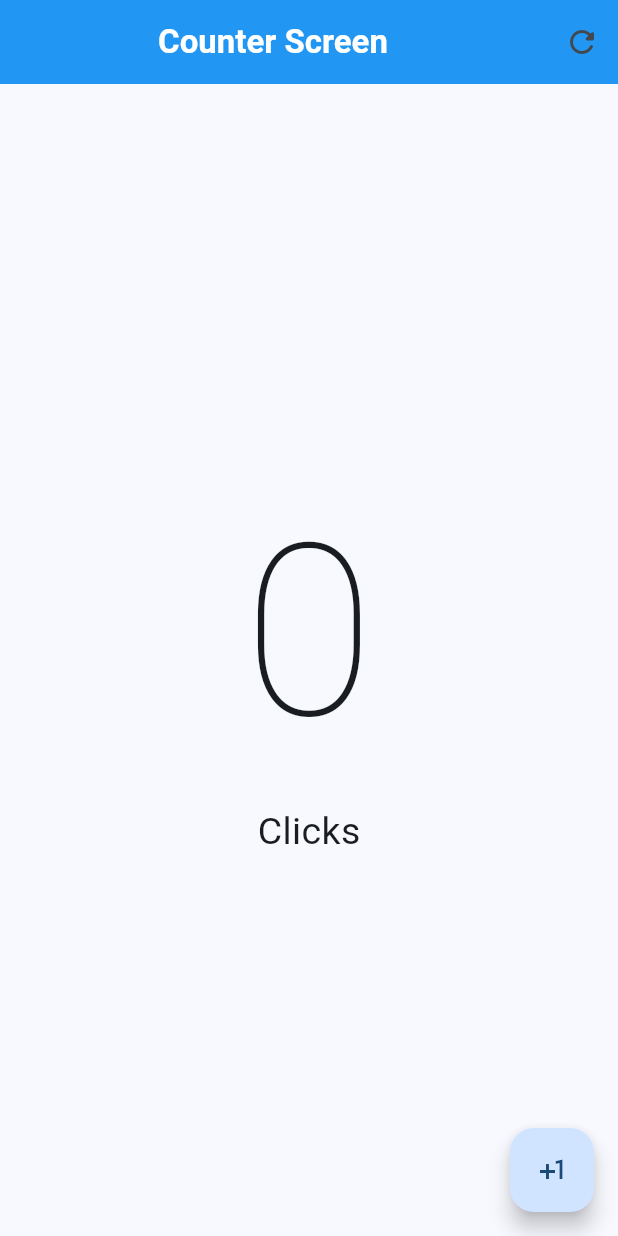
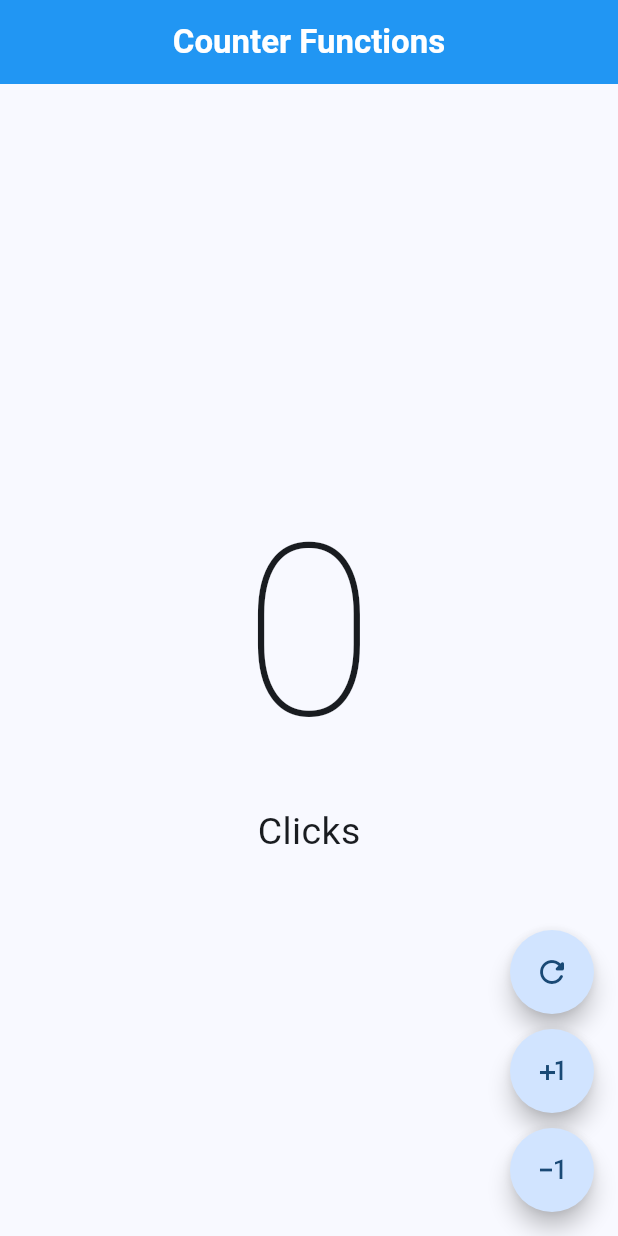
Before and after one commit to fernandoiosono/hello_world_flutter, a Flutter app: the screen it shows after launch, on a phone screen of 412 x 824 dp. Run offline on Flutter 3.47's test engine with Material 3 defaults, Android fonts, the phone set to English and light mode, and no system bars.

Commit message:
Custom Floating Button Widget Refactorization

```diff
--- a/lib/main.dart
+++ b/lib/main.dart
@@ -1,7 +1,7 @@
 import 'package:flutter/material.dart';
 // import 'package:hello_world_flutter/presentation/screens/hello_world_screen.dart';
-import 'package:hello_world_flutter/presentation/screens/counter/counter_screen.dart';
-// import 'package:hello_world_flutter/presentation/screens/counter/counter_functions_screen.dart';
+// import 'package:hello_world_flutter/presentation/screens/counter/counter_screen.dart';
+import 'package:hello_world_flutter/presentation/screens/counter/counter_functions_screen.dart';
 
 void main() {
   runApp(const MyApp());
@@ -19,8 +19,8 @@ class MyApp extends StatelessWidget {
         colorSchemeSeed: Colors.blue
       ),
       // home: const HelloWorldScreen()
-      home: const CounterScreen()
-      // home: const CounterFunctionsScreen()
+      // home: const CounterScreen()
+      home: const CounterFunctionsScreen()
     );
   }
 }
--- a/lib/presentation/screens/counter/counter_functions_screen.dart
+++ b/lib/presentation/screens/counter/counter_functions_screen.dart
@@ -10,7 +10,7 @@ class CounterFunctionsScreen extends StatefulWidget {
 
 class _CounterFunctionsScreenState extends State<CounterFunctionsScreen> {
   int clickCounter = 0;
-  String clickLabel = 'Click';
+  String get clickLabel => clickCounter == 1 ? 'Click' : 'Clicks';
 
   @override
   Widget build(BuildContext context) {
@@ -46,13 +46,17 @@ class _CounterFunctionsScreenState extends State<CounterFunctionsScreen> {
         mainAxisAlignment: MainAxisAlignment.end,
         children: [
           CustomFloatingButton(
+            icon: Icons.refresh_rounded,
+            onPressed: () => setState(() {
+              clickCounter = 0;
+            })
+          ),
+          const SizedBox(height: 10), // Separación entre los Botones
+          CustomFloatingButton(
             icon: Icons.plus_one,
-            onPressed: () {
-              setState(() {
-                clickCounter++;
-                clickLabel = (clickCounter == 1 ? 'Click' : 'Clicks');
-              });
-            },
+            onPressed: () => setState(() {
+              clickCounter++;
+            })
           ),
           const SizedBox(height: 10), // Separación entre los Botones
           CustomFloatingButton(
@@ -61,7 +65,6 @@ class _CounterFunctionsScreenState extends State<CounterFunctionsScreen> {
               if (clickCounter > 0) {
                 setState(() {
                   clickCounter--;
-                  clickLabel = (clickCounter == 1 ? 'Click' : 'Clicks');
                 });
               }
             },
--- /dev/null
+++ b/lib/presentation/widgets/custom_floating_button_widget.dart
@@ -0,0 +1,21 @@
+import 'package:flutter/material.dart';
+
+class CustomFloatingButton extends StatelessWidget {
+  final IconData icon;
+  final VoidCallback? onPressed;
+
+  const CustomFloatingButton({
+    super.key,
+    required this.icon,
+    this.onPressed
+  });
+
+  @override
+  Widget build(BuildContext context) {
+    return FloatingActionButton(
+      shape: const StadiumBorder(),
+      onPressed: onPressed,
+      child: Icon(icon),
+    );
+  }
+}
```
